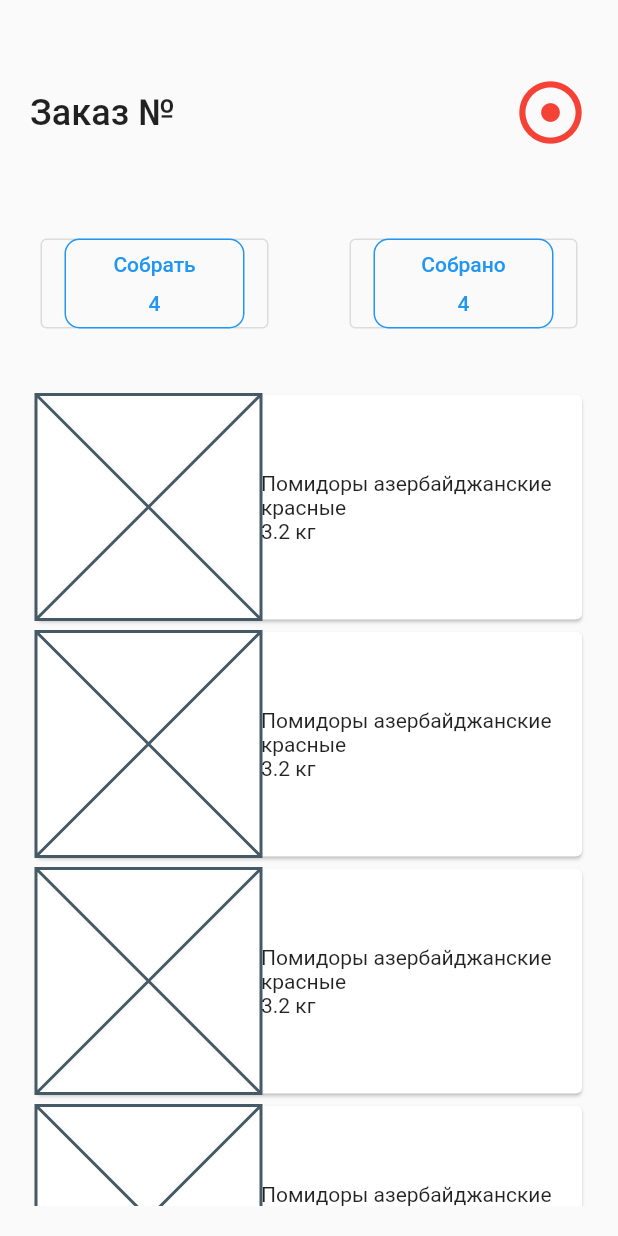
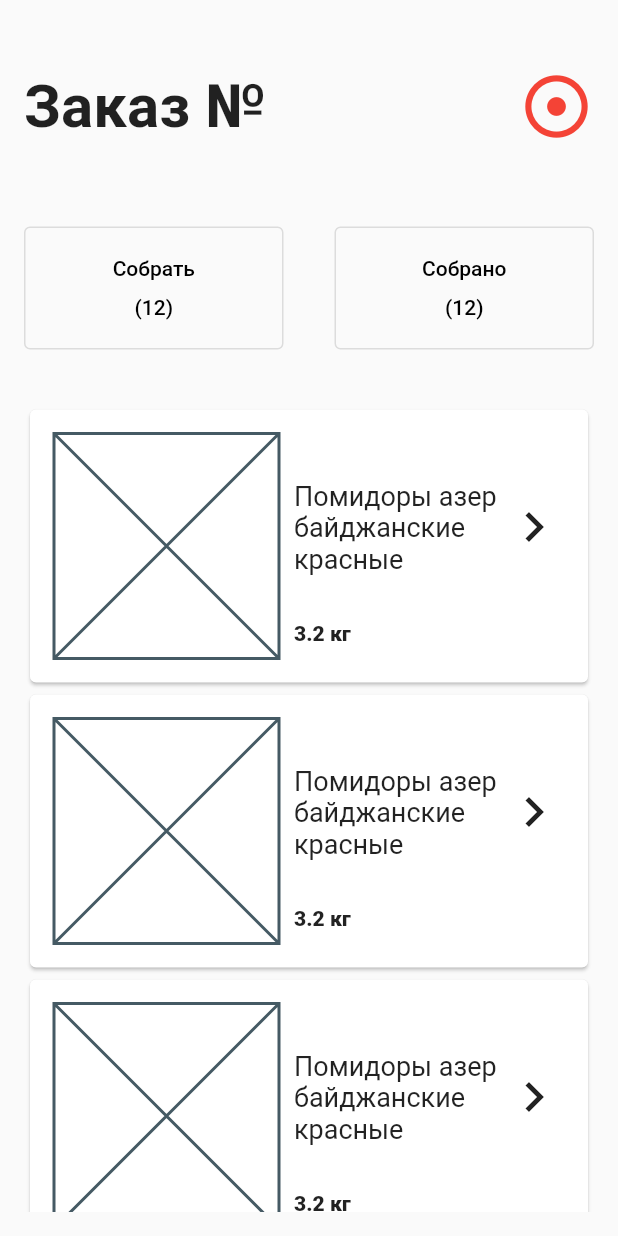
Before and after one commit to mem3Dealer/agrohub_collector, a Flutter app: the CollectingOrderPage screen opened directly with empty values, on a phone screen of 412 x 824 dp. Run offline on Flutter 3.47's test engine with Material 2 defaults, Android fonts, the phone set to English and light mode, and no system bars; drawn by our look-alikes of expandable.

Commit message:
поправил дизайн страницы заказа товара

```diff
--- a/lib/cont/constants.dart
+++ b/lib/cont/constants.dart
@@ -1,9 +1,14 @@
 import 'package:flutter/material.dart';
 
 const orderTitle =
-    TextStyle(fontFamily: 'Roboto', fontSize: 24, fontWeight: FontWeight.w500);
+    TextStyle(fontFamily: 'Roboto', fontSize: 40, fontWeight: FontWeight.w700);
+const orderTime = TextStyle(
+    fontFamily: 'Roboto',
+    fontSize: 16,
+    fontWeight: FontWeight.w600,
+    color: Colors.red);
 
 //наимнование товара
 const weight = 3.2;
 const tomato = 'Помидоры азербайджанские красные';
-const strRrice = 'Цена';
+const strPrice = 'Цена';
--- a/lib/pages/collectingOrderPage.dart
+++ b/lib/pages/collectingOrderPage.dart
@@ -27,7 +27,7 @@ class CollectingOrderPage extends StatelessWidget {
             Column(
               children: [
                 Padding(
-                  padding: const EdgeInsets.all(20.0),
+                  padding: const EdgeInsets.all(16.0),
                   child: Row(
                     mainAxisAlignment: MainAxisAlignment.spaceBetween,
                     children: [
@@ -55,14 +55,10 @@ class CollectingOrderPage extends StatelessWidget {
                 ),
                 Align(
                   child: Padding(
-                    padding: const EdgeInsets.only(left: 20.0),
+                    padding: const EdgeInsets.only(left: 16.0),
                     child: Text(
                       time,
-                      style: const TextStyle(
-                          fontFamily: 'Roboto',
-                          fontSize: 16,
-                          fontWeight: FontWeight.w500,
-                          color: Colors.red),
+                      style: orderTime,
                     ),
                   ),
                   alignment: Alignment.bottomLeft,
@@ -72,16 +68,21 @@ class CollectingOrderPage extends StatelessWidget {
                 ),
               ],
             ),
-            Row(
-              mainAxisAlignment: MainAxisAlignment.spaceAround,
+            Padding(
+              padding: const EdgeInsets.only(left: 16.0, right: 16.0),
+              child: Row(
+                mainAxisAlignment: MainAxisAlignment.spaceBetween,
                 children: [
-                OutlinedButton(
+                  OutlinedButtonSizer(
+                    buttonTitle: 'Собрать',
                     onPressed: () {},
-                    child: const OrderBoxes(title: 'Собрать')),
-                OutlinedButton(
+                  ),
+                  OutlinedButtonSizer(
+                    buttonTitle: 'Собрано',
                     onPressed: () {},
-                    child: const OrderBoxes(title: 'Собрано')),
+                  ),
                 ],
+              ),
             ),
             const SizedBox(
               height: 20.0,
@@ -94,31 +95,40 @@ class CollectingOrderPage extends StatelessWidget {
   }
 }
 
-class OrderBoxes extends StatelessWidget {
-  const OrderBoxes({
+class OutlinedButtonSizer extends StatelessWidget {
+  const OutlinedButtonSizer({
     Key? key,
-    required this.title,
-    //this.quantity
+    required this.buttonTitle,
+    required this.onPressed,
   }) : super(key: key);
-  final String title;
-  //final int quantity;
+  final String buttonTitle;
+  final Function onPressed;
 
   @override
   Widget build(BuildContext context) {
-    return Container(
+    return SizedBox(
+      width: 173,
+      height: 82,
+      child: OutlinedButton(
+        onPressed: () {
+          onPressed.call();
+        },
         child: Column(
           mainAxisAlignment: MainAxisAlignment.center,
           children: [
-          Text(title),
-          const SizedBox(height: 10.0),
-          Text(UncollectedOrderProductList.listOrder.length.toString()),
+            Text(
+              buttonTitle,
+              style: const TextStyle(color: Colors.black),
+            ),
+            const SizedBox(
+              height: 10.0,
+            ),
+            const Text(
+              '(12)',
+              style: TextStyle(color: Colors.black),
+            ),
           ],
         ),
-      width: 120,
-      height: 60,
-      decoration: BoxDecoration(
-        border: Border.all(color: Colors.blue),
-        borderRadius: BorderRadius.circular(10.0),
       ),
     );
   }
--- a/lib/uncollected_order_product_list.dart
+++ b/lib/uncollected_order_product_list.dart
@@ -7,17 +7,17 @@ import 'package:agrohub_collector_flutter/cont/constants.dart';
 class UncollectedOrderProductList extends StatelessWidget {
   const UncollectedOrderProductList({Key? key}) : super(key: key);
   static final List<ExpandableProductTiles> listOrder = [
-    const ExpandableProductTiles(stringPrice: strRrice, price: 113.8),
-    const ExpandableProductTiles(stringPrice: strRrice, price: 113.8),
-    const ExpandableProductTiles(stringPrice: strRrice, price: 113.8),
-    const ExpandableProductTiles(stringPrice: strRrice, price: 113.8),
+    const ExpandableProductTiles(stringPrice: strPrice, price: 113.8),
+    const ExpandableProductTiles(stringPrice: strPrice, price: 113.8),
+    const ExpandableProductTiles(stringPrice: strPrice, price: 113.8),
+    const ExpandableProductTiles(stringPrice: strPrice, price: 113.8),
   ];
 
   @override
   Widget build(BuildContext context) {
     return Expanded(
       child: Padding(
-        padding: const EdgeInsets.all(20.0),
+        padding: const EdgeInsets.all(16.0),
         child: ListView(
           children: listOrder,
         ),
@@ -100,23 +100,50 @@ class ProductTiles extends StatelessWidget {
   @override
   Widget build(BuildContext context) {
     return Card(
+      child: Padding(
+        padding: const EdgeInsets.all(16.0),
         child: Row(children: [
           const Placeholder(
-          fallbackHeight: 150,
-          fallbackWidth: 150,
+            fallbackHeight: 150.0,
+            fallbackWidth: 150.0,
           ),
           Expanded(
+            child: Container(
+              padding: const EdgeInsets.only(left: 10.0),
+              height: 150.0,
               child: Column(
+                crossAxisAlignment: CrossAxisAlignment.start,
                 children: [
-              Text(title),
-              Align(
-                child: Text('$weight кг'),
-                alignment: Alignment.bottomLeft,
+                  Expanded(
+                    flex: 10,
+                    child: Row(
+                      children: [
+                        Flexible(
+                          child: Text(
+                            title,
+                            style: const TextStyle(fontSize: 18.0),
+                          ),
+                        ),
+                        const Icon(
+                          Icons.chevron_right,
+                          size: 40.0,
+                        )
+                      ],
+                    ),
+                  ),
+                  Expanded(
+                    flex: 2,
+                    child: Text(
+                      '$weight кг',
+                      style: const TextStyle(fontWeight: FontWeight.w900),
+                    ),
                   ),
                 ],
               ),
             ),
+          ),
         ]),
+      ),
     );
   }
 }
```
Lines whose indentation alone changed are shown as unchanged.
